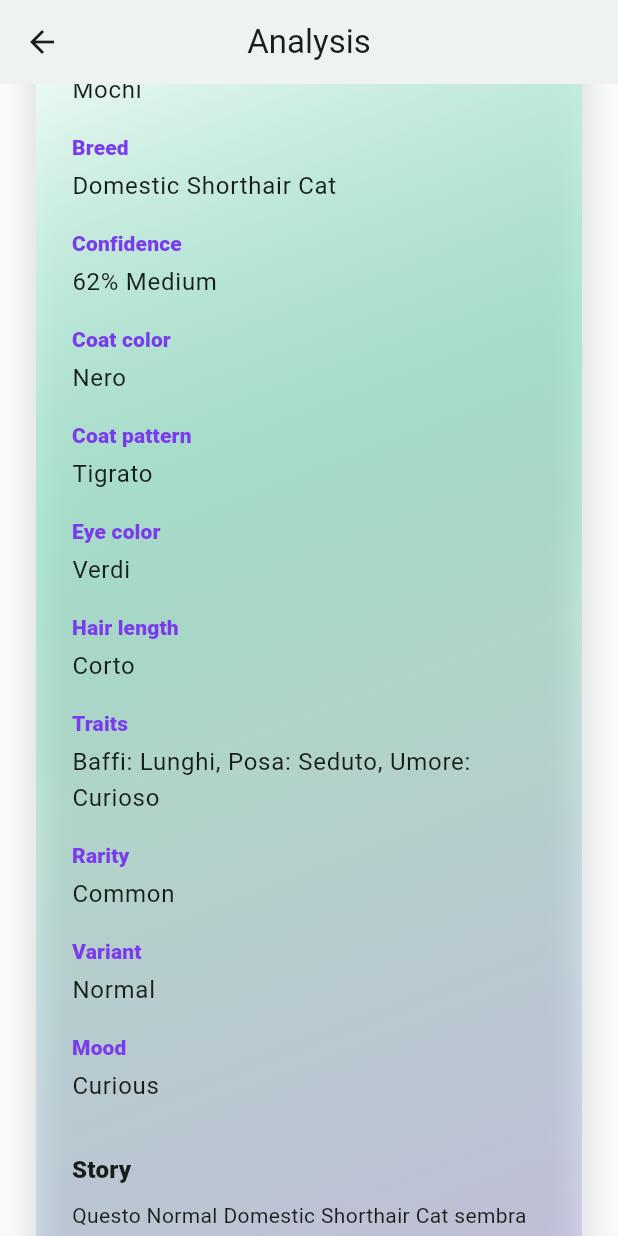
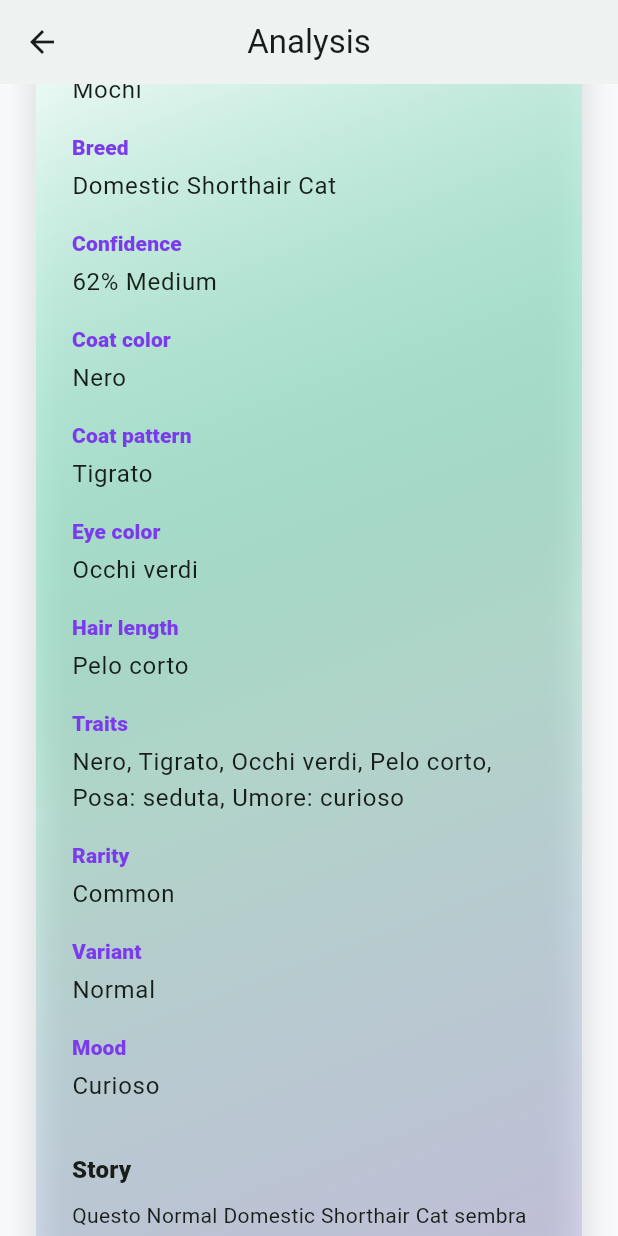
Before and after one commit to giuppytv46/catdex, a Flutter app: the AnalysisPage screen opened directly with empty values, scrolled down 576 dp, on a phone screen of 412 x 824 dp. Run offline on Flutter 3.47's test engine with Material 3 defaults, Android fonts, the phone set to English and light mode, and no system bars; our stand-ins replace flutter_riverpod, geocoding, geolocator, go_router, image_picker, permission_handler and 2 more; accounts and stored records are empty.

Commit message:
Fix AI trait mapping and localization

```diff
--- a/lib/features/analysis/presentation/analysis_page.dart
+++ b/lib/features/analysis/presentation/analysis_page.dart
@@ -7,8 +7,8 @@ import 'package:catdex/features/analysis/application/cat_analysis_state.dart';
 import 'package:catdex/features/analysis/domain/entities/analysis_status.dart';
 import 'package:catdex/features/analysis/domain/entities/cat_analysis_result.dart';
 import 'package:catdex/features/analysis/domain/entities/discovery_reveal_args.dart';
+import 'package:catdex/features/analysis/presentation/cat_analysis_display_text.dart';
 import 'package:catdex/features/capture/domain/entities/captured_photo.dart';
-import 'package:catdex/features/catdex/domain/entities/cat_personality.dart';
 import 'package:catdex/routing/app_routes.dart';
 import 'package:catdex/theme/app_colors.dart';
 import 'package:catdex/theme/app_spacing.dart';
@@ -208,9 +208,8 @@ class _AnalysisResultCard extends StatelessWidget {
   @override
   Widget build(BuildContext context) {
     final l10n = CatDexLocalizations.of(context);
-    final traits = result.visualTraits.notableTraits
-        .map((trait) => '${trait.name}: ${trait.value}')
-        .join(', ');
+    const displayText = CatAnalysisDisplayText();
+    final traits = displayText.traitSummary(result);
 
     return DecoratedBox(
       decoration: _analysisDecoration(
@@ -244,19 +243,19 @@ class _AnalysisResultCard extends StatelessWidget {
             ),
             _ResultRow(
               label: l10n.coatColorLabel,
-              value: result.visualTraits.coatColor,
+              value: displayText.coatColor(result.visualTraits.coatColor),
             ),
             _ResultRow(
               label: l10n.coatPatternLabel,
-              value: result.visualTraits.coatPattern,
+              value: displayText.coatPattern(result.visualTraits.coatPattern),
             ),
             _ResultRow(
               label: l10n.eyeColorLabel,
-              value: result.visualTraits.eyeColor,
+              value: displayText.eyeColor(result.visualTraits.eyeColor),
             ),
             _ResultRow(
               label: l10n.hairLengthLabel,
-              value: result.visualTraits.hairLength,
+              value: displayText.hairLength(result.visualTraits.hairLength),
             ),
             _ResultRow(
               label: l10n.traitsLabel,
@@ -269,7 +268,7 @@ class _AnalysisResultCard extends StatelessWidget {
             _ResultRow(label: l10n.variantLabel, value: result.variant.name),
             _ResultRow(
               label: l10n.moodLabel,
-              value: _personalityName(result.personality),
+              value: displayText.personality(result.personality),
             ),
             const SizedBox(height: AppSpacing.md),
             Text(
@@ -297,23 +296,6 @@ class _AnalysisResultCard extends StatelessWidget {
         ),
       ),
     );
-  }
-
-  String _personalityName(CatPersonality personality) {
-    return switch (personality) {
-      CatPersonality.sleepy => 'Sleepy',
-      CatPersonality.curious => 'Curious',
-      CatPersonality.boss => 'Boss',
-      CatPersonality.friendly => 'Friendly',
-      CatPersonality.royal => 'Royal',
-      CatPersonality.mischievous => 'Mischievous',
-      CatPersonality.silly => 'Silly',
-      CatPersonality.mysterious => 'Mysterious',
-      CatPersonality.brave => 'Brave',
-      CatPersonality.lazy => 'Lazy',
-      CatPersonality.relaxed => 'Relaxed',
-      CatPersonality.playful => 'Playful',
-    };
   }
 }
 
--- /dev/null
+++ b/lib/features/analysis/presentation/cat_analysis_display_text.dart
@@ -0,0 +1,178 @@
+import 'package:catdex/features/analysis/domain/entities/cat_analysis_result.dart';
+import 'package:catdex/features/catdex/domain/entities/cat_personality.dart';
+import 'package:catdex/features/catdex/domain/entities/cat_trait.dart';
+
+class CatAnalysisDisplayText {
+  const CatAnalysisDisplayText();
+
+  String coatColor(String value) {
+    return _normalized(value, const {
+      'black': 'Nero',
+      'nero': 'Nero',
+      'brown': 'Marrone',
+      'marrone': 'Marrone',
+      'orange': 'Arancione',
+      'arancione': 'Arancione',
+      'white': 'Bianco',
+      'bianco': 'Bianco',
+      'gray': 'Grigio',
+      'grey': 'Grigio',
+      'grigio': 'Grigio',
+      'cream': 'Crema',
+      'crema': 'Crema',
+    });
+  }
+
+  String coatPattern(String value) {
+    return _normalized(value, const {
+      'tabby': 'Tigrato',
+      'tigrato': 'Tigrato',
+      'tuxedo': 'Tuxedo',
+      'calico': 'Calico',
+      'solid': 'Solido',
+      'solido': 'Solido',
+      'bicolor': 'Bicolore',
+      'bicolore': 'Bicolore',
+      'tortoiseshell': 'Squama di tartaruga',
+      'squama di tartaruga': 'Squama di tartaruga',
+      'pointed': 'Colorpoint',
+      'colorpoint': 'Colorpoint',
+      'spotted': 'Maculato',
+      'maculato': 'Maculato',
+    });
+  }
+
+  String eyeColor(String value) {
+    final normalized = _normalize(value);
+    if (normalized.contains('amber')) {
+      return 'Occhi ambrati';
+    }
+    if (normalized.contains('ambra')) {
+      return 'Occhi ambrati';
+    }
+    if (normalized.contains('yellow') || normalized.contains('gial')) {
+      return 'Occhi gialli';
+    }
+    if (normalized.contains('green') || normalized.contains('verd')) {
+      return 'Occhi verdi';
+    }
+    if (normalized.contains('blue') || normalized.contains('blu')) {
+      return 'Occhi blu';
+    }
+    if (normalized.contains('gold') || normalized.contains('dor')) {
+      return 'Occhi dorati';
+    }
+    return value;
+  }
+
+  String hairLength(String value) {
+    return _normalized(value, const {
+      'short': 'Pelo corto',
+      'short hair': 'Pelo corto',
+      'corto': 'Pelo corto',
+      'pelo corto': 'Pelo corto',
+      'medium': 'Pelo medio',
+      'medium hair': 'Pelo medio',
+      'medio': 'Pelo medio',
+      'pelo medio': 'Pelo medio',
+      'long': 'Pelo lungo',
+      'long hair': 'Pelo lungo',
+      'lungo': 'Pelo lungo',
+      'pelo lungo': 'Pelo lungo',
+      'fluffy': 'Pelo soffice',
+      'soft hair': 'Pelo soffice',
+      'soffice': 'Pelo soffice',
+      'pelo soffice': 'Pelo soffice',
+    });
+  }
+
+  String personality(CatPersonality personality) {
+    return switch (personality) {
+      CatPersonality.sleepy => 'Sonnolento',
+      CatPersonality.curious => 'Curioso',
+      CatPersonality.boss => 'Dominante',
+      CatPersonality.friendly => 'Amichevole',
+      CatPersonality.royal => 'Regale',
+      CatPersonality.mischievous => 'Birichino',
+      CatPersonality.silly => 'Buffo',
+      CatPersonality.mysterious => 'Misterioso',
+      CatPersonality.brave => 'Coraggioso',
+      CatPersonality.lazy => 'Pigro',
+      CatPersonality.relaxed => 'Rilassato',
+      CatPersonality.playful => 'Giocoso',
+    };
+  }
+
+  String traitSummary(CatAnalysisResult result) {
+    return [
+      coatColor(result.visualTraits.coatColor),
+      coatPattern(result.visualTraits.coatPattern),
+      eyeColor(result.visualTraits.eyeColor),
+      hairLength(result.visualTraits.hairLength),
+      ...result.visualTraits.notableTraits
+          .where(_isAllowedTrait)
+          .map(_traitText),
+    ].where((value) => value.isNotEmpty && value != 'Unknown').join(', ');
+  }
+
+  bool _isAllowedTrait(CatTrait trait) {
+    final name = _normalize(trait.name);
+    return name == 'posa' ||
+        name == 'posture' ||
+        name == 'ambiente' ||
+        name == 'environment' ||
+        name == 'espressione' ||
+        name == 'expression' ||
+        name == 'umore' ||
+        name == 'mood';
+  }
+
+  String _traitText(CatTrait trait) {
+    final name = _traitName(trait.name);
+    final value = _traitValue(trait.value);
+    return '$name: $value';
+  }
+
+  String _traitName(String value) {
+    return _normalized(value, const {
+      'posture': 'Posa',
+      'posa': 'Posa',
+      'environment': 'Ambiente',
+      'ambiente': 'Ambiente',
+      'expression': 'Espressione',
+      'espressione': 'Espressione',
+      'mood': 'Umore',
+      'umore': 'Umore',
+    });
+  }
+
+  String _traitValue(String value) {
+    return _normalized(value, const {
+      'relaxed': 'rilassata',
+      'rilassato': 'rilassata',
+      'rilassata': 'rilassata',
+      'curious': 'curioso',
+      'curioso': 'curioso',
+      'lying down': 'distesa',
+      'disteso': 'distesa',
+      'distesa': 'distesa',
+      'sitting': 'seduta',
+      'seduto': 'seduta',
+      'seduta': 'seduta',
+      'watching': 'in osservazione',
+      'in osservazione': 'in osservazione',
+    });
+  }
+
+  String _normalized(String value, Map<String, String> replacements) {
+    final replacement = replacements[_normalize(value)];
+    if (replacement != null) {
+      return replacement;
+    }
+    return value;
+  }
+
+  String _normalize(String value) {
+    return value.trim().toLowerCase();
+  }
+}
```
Also changed, not shown: lib/features/analysis/presentation/discovery_reveal_page.dart (+8 -29 lines), 5 other files.
